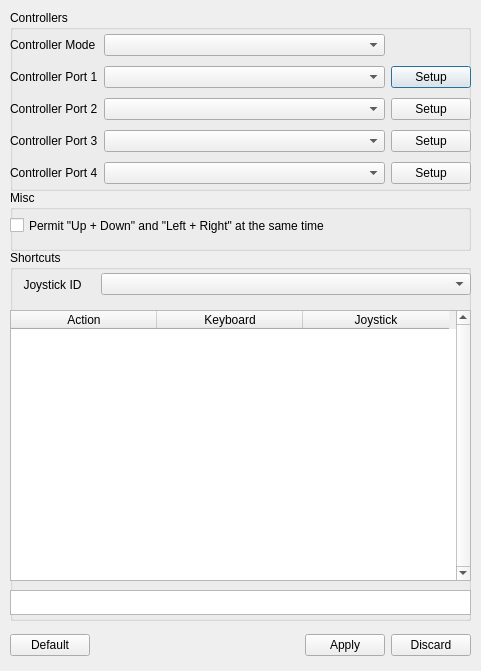
Old version of the form src/gui/designer/dlgInput.ui in the repository punesemu/puNES.
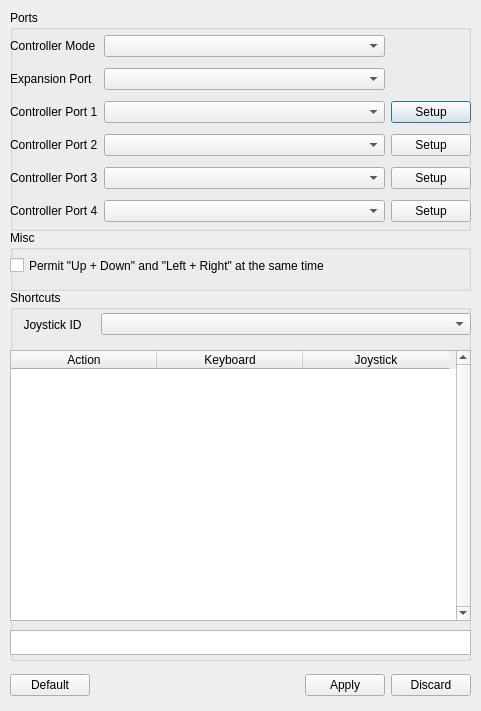
New version of the form.

Patch:
```diff
--- a/src/gui/designer/dlgInput.ui
+++ b/src/gui/designer/dlgInput.ui
@@ -7,7 +7,7 @@
     <x>0</x>
     <y>0</y>
     <width>481</width>
-    <height>671</height>
+    <height>711</height>
    </rect>
   </property>
   <property name="windowTitle">
@@ -19,11 +19,11 @@
      <x>10</x>
      <y>10</y>
      <width>461</width>
-     <height>181</height>
+     <height>221</height>
     </rect>
    </property>
    <property name="title">
-    <string>Controllers</string>
+    <string>Ports</string>
    </property>
    <property name="flat">
     <bool>true</bool>
@@ -34,21 +34,11 @@
       <x>0</x>
       <y>20</y>
       <width>461</width>
-      <height>161</height>
+      <height>201</height>
      </rect>
     </property>
     <layout class="QGridLayout" name="gridLayout">
-     <item row="1" column="1">
-      <widget class="QComboBox" name="comboBox_cp1">
-       <property name="sizePolicy">
-        <sizepolicy hsizetype="Expanding" vsizetype="Fixed">
-         <horstretch>0</horstretch>
-         <verstretch>0</verstretch>
-        </sizepolicy>
-       </property>
-      </widget>
-     </item>
-     <item row="2" column="0">
+     <item row="3" column="0">
       <widget class="QLabel" name="label_cp2">
        <property name="sizePolicy">
         <sizepolicy hsizetype="Fixed" vsizetype="Preferred">
@@ -61,14 +51,14 @@
        </property>
       </widget>
      </item>
-     <item row="1" column="2">
+     <item row="2" column="2">
       <widget class="QPushButton" name="pushButton_cp1">
        <property name="text">
         <string>Setup</string>
        </property>
       </widget>
      </item>
-     <item row="3" column="0">
+     <item row="4" column="0">
       <widget class="QLabel" name="label_cp3">
        <property name="sizePolicy">
         <sizepolicy hsizetype="Fixed" vsizetype="Preferred">
@@ -81,7 +71,7 @@
        </property>
       </widget>
      </item>
-     <item row="4" column="0">
+     <item row="5" column="0">
       <widget class="QLabel" name="label_cp4">
        <property name="sizePolicy">
         <sizepolicy hsizetype="Fixed" vsizetype="Preferred">
@@ -94,7 +84,7 @@
        </property>
       </widget>
      </item>
-     <item row="3" column="1">
+     <item row="4" column="1">
       <widget class="QComboBox" name="comboBox_cp3">
        <property name="sizePolicy">
         <sizepolicy hsizetype="Expanding" vsizetype="Fixed">
@@ -104,14 +94,14 @@
        </property>
       </widget>
      </item>
-     <item row="3" column="2">
+     <item row="4" column="2">
       <widget class="QPushButton" name="pushButton_cp3">
        <property name="text">
         <string>Setup</string>
        </property>
       </widget>
      </item>
-     <item row="4" column="1">
+     <item row="5" column="1">
       <widget class="QComboBox" name="comboBox_cp4">
        <property name="sizePolicy">
         <sizepolicy hsizetype="Expanding" vsizetype="Fixed">
@@ -121,7 +111,7 @@
        </property>
       </widget>
      </item>
-     <item row="1" column="0">
+     <item row="2" column="0">
       <widget class="QLabel" name="label_cp1">
        <property name="sizePolicy">
         <sizepolicy hsizetype="Fixed" vsizetype="Preferred">
@@ -134,14 +124,14 @@
        </property>
       </widget>
      </item>
-     <item row="2" column="2">
+     <item row="3" column="2">
       <widget class="QPushButton" name="pushButton_cp2">
        <property name="text">
         <string>Setup</string>
        </property>
       </widget>
      </item>
-     <item row="2" column="1">
+     <item row="3" column="1">
       <widget class="QComboBox" name="comboBox_cp2">
        <property name="sizePolicy">
         <sizepolicy hsizetype="Expanding" vsizetype="Fixed">
@@ -151,7 +141,7 @@
        </property>
       </widget>
      </item>
-     <item row="4" column="2">
+     <item row="5" column="2">
       <widget class="QPushButton" name="pushButton_cp4">
        <property name="text">
         <string>Setup</string>
@@ -181,6 +171,26 @@
        </property>
       </widget>
      </item>
+     <item row="2" column="1">
+      <widget class="QComboBox" name="comboBox_cp1">
+       <property name="sizePolicy">
+        <sizepolicy hsizetype="Expanding" vsizetype="Fixed">
+         <horstretch>0</horstretch>
+         <verstretch>0</verstretch>
+        </sizepolicy>
+       </property>
+      </widget>
+     </item>
+     <item row="1" column="1">
+      <widget class="QComboBox" name="comboBox_exp"/>
+     </item>
+     <item row="1" column="0">
+      <widget class="QLabel" name="label_exp">
+       <property name="text">
+        <string>Expansion Port</string>
+       </property>
+      </widget>
+     </item>
     </layout>
    </widget>
   </widget>
@@ -188,7 +198,7 @@
    <property name="geometry">
     <rect>
      <x>10</x>
-     <y>630</y>
+     <y>670</y>
      <width>461</width>
      <height>31</height>
     </rect>
@@ -234,7 +244,7 @@
    <property name="geometry">
     <rect>
      <x>10</x>
-     <y>190</y>
+     <y>230</y>
      <width>461</width>
      <height>61</height>
     </rect>
@@ -263,7 +273,7 @@
    <property name="geometry">
     <rect>
      <x>10</x>
-     <y>250</y>
+     <y>290</y>
      <width>461</width>
      <height>371</height>
     </rect>
```
Left out of the diff: 2 changed lines with no effect on the pictures.
